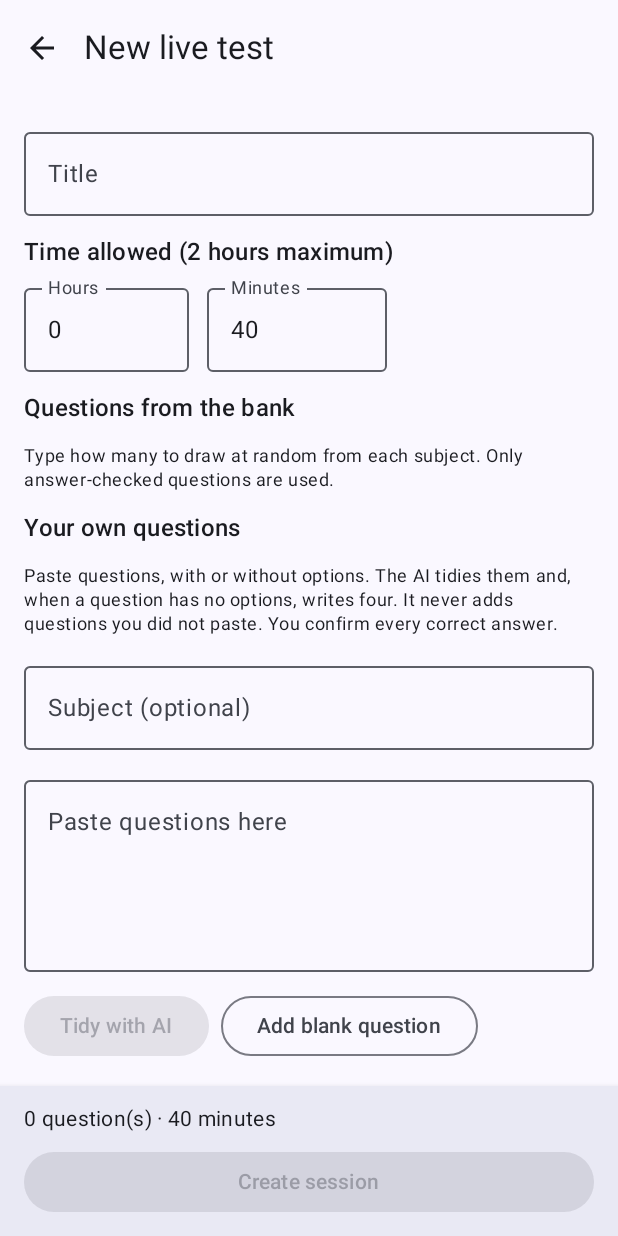
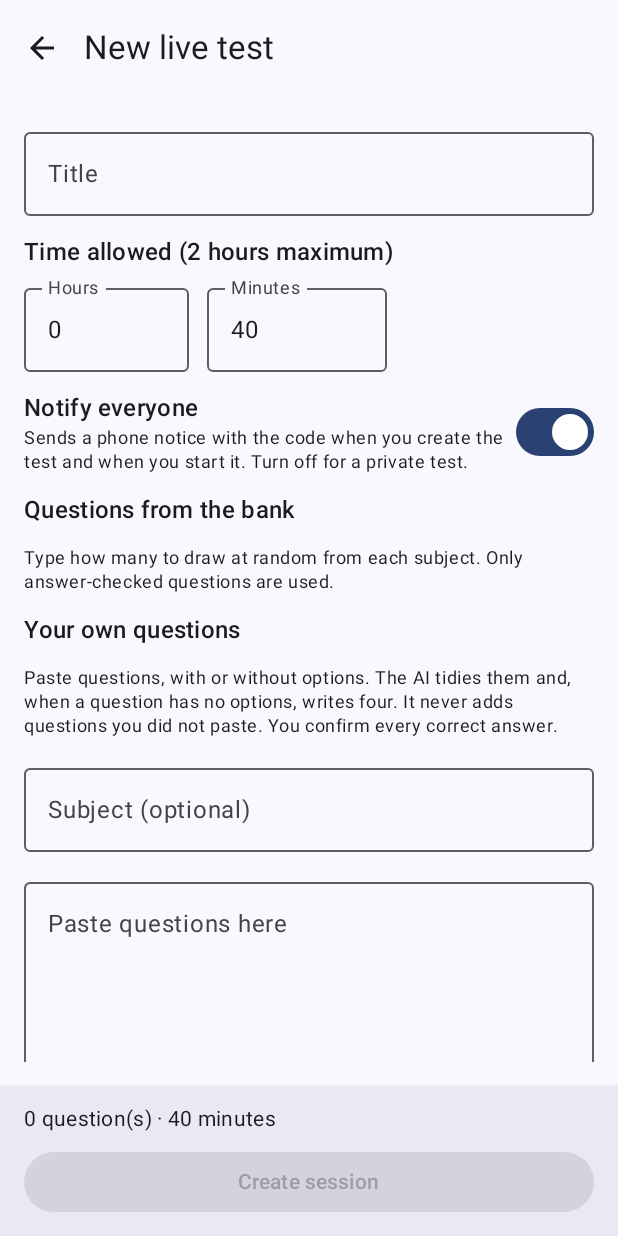
Before and after one commit to 0racode/OraBT, an Android app built with Jetpack Compose: the AdminCreateScreen screen opened through its navigation route, on a phone screen of 412 x 824 dp. Run offline under Robolectric (Android 15) with nearby library versions, the phone set to English and light mode, and no system bars; our stand-ins replace Room's generated code; network calls fail; 1 statement that could not run was skipped.

Commit message:
Live-session notifications: Firebase messaging, tap-to-join, admin 'Notify everyone' switch
Co-Authored-By: Claude Sonnet 5.5 <noreply@anthropic.com>
Claude-Session: https://claude.ai/code/session_011Tpk5H1uAL2Crwgw67w3GU

```diff
--- a/app/build.gradle.kts
+++ b/app/build.gradle.kts
@@ -6,6 +6,7 @@ plugins {
     id("org.jetbrains.kotlin.plugin.compose")
     id("org.jetbrains.kotlin.plugin.serialization")
     id("com.google.devtools.ksp")
+    id("com.google.gms.google-services")
 }
 
 val localProps = Properties().apply {
@@ -93,4 +94,8 @@ dependencies {
     implementation("com.squareup.retrofit2:converter-kotlinx-serialization:2.11.0")
 
     implementation("org.jetbrains.kotlinx:kotlinx-coroutines-android:1.8.1")
+
+    // Push notices for live sessions
+    implementation(platform("com.google.firebase:firebase-bom:33.5.1"))
+    implementation("com.google.firebase:firebase-messaging")
 }
--- a/app/src/main/java/com/pastq/cbt/CbtApplication.kt
+++ b/app/src/main/java/com/pastq/cbt/CbtApplication.kt
@@ -37,5 +37,6 @@ class CbtApplication : Application() {
         Updater.init(this)
         AuthManager.init(this)
         LiveManager.init(this)
+        Push.init(this)
     }
 }
--- a/app/src/main/java/com/pastq/cbt/MainActivity.kt
+++ b/app/src/main/java/com/pastq/cbt/MainActivity.kt
@@ -11,6 +11,15 @@ import androidx.compose.material3.darkColorScheme
 import androidx.compose.material3.lightColorScheme
 import androidx.compose.foundation.isSystemInDarkTheme
 import androidx.compose.runtime.Composable
+import androidx.compose.runtime.LaunchedEffect
+import androidx.compose.runtime.getValue
+import androidx.lifecycle.compose.collectAsStateWithLifecycle
+import android.Manifest
+import android.content.Intent
+import android.content.pm.PackageManager
+import android.os.Build
+import androidx.activity.result.contract.ActivityResultContracts
+import com.pastq.cbt.data.LiveManager
 import androidx.compose.ui.graphics.Color
 import androidx.compose.ui.platform.LocalContext
 import androidx.navigation.compose.NavHost
@@ -36,14 +45,45 @@ import com.pastq.cbt.ui.PracticeSetupScreen
 import com.pastq.cbt.ui.ResultScreen
 
 class MainActivity : ComponentActivity() {
+    private val noticePermission = registerForActivityResult(ActivityResultContracts.RequestPermission()) { }
+
+    /** A tapped live-test notice carries the session code; the join screen fills it in. */
+    private fun handleNotice(i: Intent?) {
+        if (i?.getStringExtra("kind") == "live") {
+            LiveManager.pendingCode.value = i.getStringExtra("code")?.takeIf { it.isNotBlank() } ?: "-"
+        }
+    }
+
+    override fun onNewIntent(intent: Intent) {
+        super.onNewIntent(intent)
+        setIntent(intent)
+        handleNotice(intent)
+    }
+
+    // Android 13+ needs a one-time permission to show notices.
+    private fun askForNotices() {
+        if (Build.VERSION.SDK_INT < 33) return
+        val prefs = getSharedPreferences("push", MODE_PRIVATE)
+        if (prefs.getBoolean("asked", false)) return
+        if (checkSelfPermission(Manifest.permission.POST_NOTIFICATIONS) == PackageManager.PERMISSION_GRANTED) return
+        prefs.edit().putBoolean("asked", true).apply()
+        noticePermission.launch(Manifest.permission.POST_NOTIFICATIONS)
+    }
+
     override fun onCreate(savedInstanceState: Bundle?) {
         super.onCreate(savedInstanceState)
         val repo = (application as CbtApplication).repository
         Updater.check()
+        handleNotice(intent)
+        askForNotices()
         setContent {
             AppTheme {
                 Surface(color = MaterialTheme.colorScheme.background) {
                     val nav = rememberNavController()
+                    val pending by LiveManager.pendingCode.collectAsStateWithLifecycle()
+                    LaunchedEffect(pending) {
+                        if (pending != null && nav.currentDestination?.route != "liveJoin") nav.navigate("liveJoin")
+                    }
                     NavHost(navController = nav, startDestination = "home") {
                         composable("home") {
                             HomeScreen(
--- a/app/src/main/java/com/pastq/cbt/ui/AdminScreens.kt
+++ b/app/src/main/java/com/pastq/cbt/ui/AdminScreens.kt
@@ -211,6 +211,7 @@ fun AdminCreateScreen(repo: Repository, onBack: () -> Unit, onCreated: () -> Uni
     var pasteSubject by remember { mutableStateOf("") }
     var drafting by remember { mutableStateOf(false) }
     var creating by remember { mutableStateOf(false) }
+    var announce by remember { mutableStateOf(true) }
     var error by remember { mutableStateOf<String?>(null) }
     val scope = rememberCoroutineScope()
 
@@ -238,6 +239,7 @@ fun AdminCreateScreen(repo: Repository, onBack: () -> Unit, onCreated: () -> Uni
                                     picks = picks.mapValues { it.value.toIntOrNull() ?: 0 },
                                     manual = manual.map { DraftItem(it.question, it.section, it.a, it.b, it.c, it.d, "", it.explanation, false, true, it.subject) },
                                     answers = manual.map { it.answer ?: 'a' },
+                                    announce = announce,
                                 )
                                 onCreated()
                             } catch (e: Exception) {
@@ -257,6 +259,13 @@ fun AdminCreateScreen(repo: Repository, onBack: () -> Unit, onCreated: () -> Uni
         ) {
             OutlinedTextField(title, { title = it.take(80) }, label = { Text("Title") }, singleLine = true, modifier = Modifier.fillMaxWidth())
             DurationInput(hours, mins, { hours = it }, { mins = it }, timeOk)
+            Row(Modifier.fillMaxWidth(), horizontalArrangement = Arrangement.SpaceBetween, verticalAlignment = androidx.compose.ui.Alignment.CenterVertically) {
+                Column(Modifier.weight(1f)) {
+                    Text("Notify everyone", style = MaterialTheme.typography.titleMedium)
+                    Text("Sends a phone notice with the code when you create the test and when you start it. Turn off for a private test.", style = MaterialTheme.typography.bodySmall)
+                }
+                androidx.compose.material3.Switch(checked = announce, onCheckedChange = { announce = it })
+            }
 
             Text("Questions from the bank", style = MaterialTheme.typography.titleMedium)
             Text("Type how many to draw at random from each subject. Only answer-checked questions are used.", style = MaterialTheme.typography.bodySmall)
--- a/app/src/main/java/com/pastq/cbt/ui/LiveScreens.kt
+++ b/app/src/main/java/com/pastq/cbt/ui/LiveScreens.kt
@@ -57,6 +57,8 @@ import kotlinx.coroutines.launch
 fun LiveJoinScreen(onBack: () -> Unit, onJoined: () -> Unit, onAdmin: () -> Unit) {
     val current by LiveManager.joined.collectAsStateWithLifecycle()
     var code by remember { mutableStateOf("") }
+    val pending by LiveManager.pendingCode.collectAsStateWithLifecycle()
+    LaunchedEffect(pending) { pending?.let { code = it.filter { ch -> ch.isLetterOrDigit() }.take(8).uppercase(); LiveManager.pendingCode.value = null } }
     var name by remember { mutableStateOf("") }
     var busy by remember { mutableStateOf(false) }
     var error by remember { mutableStateOf<String?>(null) }
--- /dev/null
+++ b/app/src/main/res/drawable/ic_notification.xml
@@ -0,0 +1,5 @@
+<vector xmlns:android="http://schemas.android.com/apk/res/android"
+    android:width="24dp" android:height="24dp" android:viewportWidth="24" android:viewportHeight="24">
+    <path android:fillColor="#FFFFFFFF"
+        android:pathData="M12,22c1.1,0 2,-0.9 2,-2h-4c0,1.1 0.89,2 2,2zM18,16v-5c0,-3.07 -1.64,-5.64 -4.5,-6.32V4c0,-0.83 -0.67,-1.5 -1.5,-1.5s-1.5,0.67 -1.5,1.5v0.68C7.63,5.36 6,7.92 6,11v5l-2,2v1h16v-1l-2,-2z" />
+</vector>
--- a/build.gradle.kts
+++ b/build.gradle.kts
@@ -4,4 +4,5 @@ plugins {
     id("org.jetbrains.kotlin.plugin.compose") version "2.0.20" apply false
     id("org.jetbrains.kotlin.plugin.serialization") version "2.0.20" apply false
     id("com.google.devtools.ksp") version "2.0.20-1.0.25" apply false
+    id("com.google.gms.google-services") version "4.4.2" apply false
 }
```
Also changed, not shown: app/src/main/AndroidManifest.xml (+15 -0 lines), app/src/main/java/com/pastq/cbt/Push.kt (added, +72 -0 lines), app/src/main/java/com/pastq/cbt/PushService.kt (added, +17 -0 lines), app/src/main/java/com/pastq/cbt/data/LiveApi.kt (+9 -0 lines), 1 other file.
